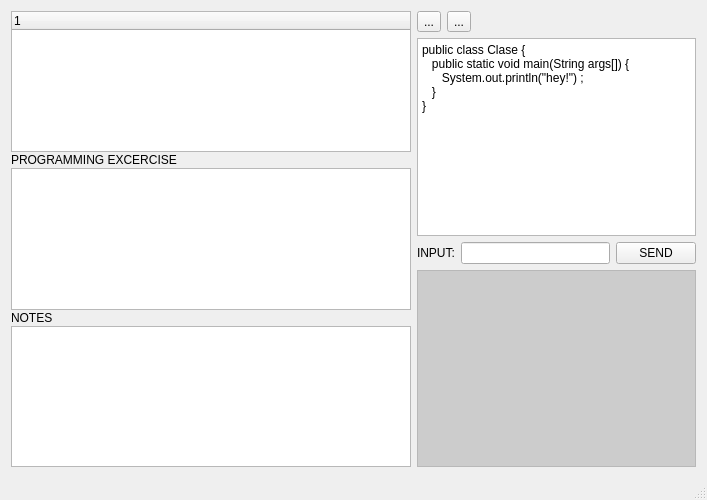
Above: mainwindow.ui from ricardogang/CoderWatch before the change. Below: the same form after it.
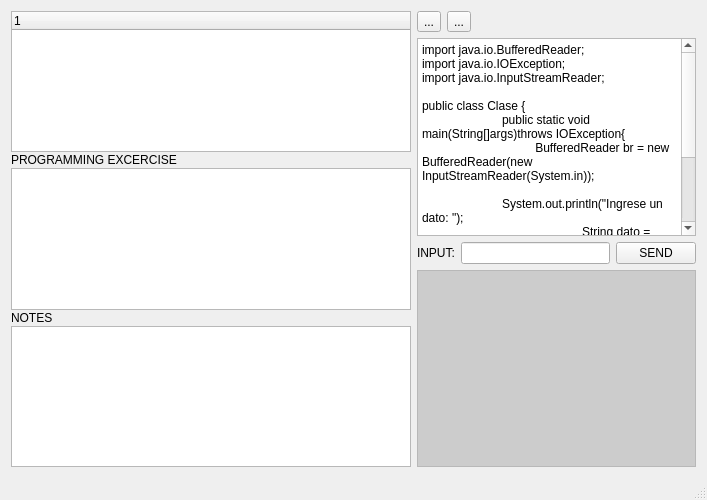
That is the form after the change. Icons and pictures are not drawn.

Commit message: txtConsole sending on ENTER

Patch:
```diff
--- a/mainwindow.ui
+++ b/mainwindow.ui
@@ -176,10 +176,20 @@
         <item>
          <widget class="QPlainTextEdit" name="txtSourceCode">
           <property name="plainText">
-           <string>public class Clase {
-   public static void main(String args[]) {
-      System.out.println(&quot;hey!&quot;) ;
-   }
+           <string>import java.io.BufferedReader;
+import java.io.IOException;
+import java.io.InputStreamReader;
+
+public class Clase {
+	public static void main(String[]args)throws IOException{
+	          BufferedReader br = new BufferedReader(new InputStreamReader(System.in));
+          
+          	System.out.println(&quot;Ingrese un dato: &quot;);
+         		String dato = br.readLine();
+          
+         		System.out.println(&quot;dato:  &quot;+dato);          
+	          br.close();
+	}
 }</string>
           </property>
          </widget>
```
The commit also changes 2 other files.
